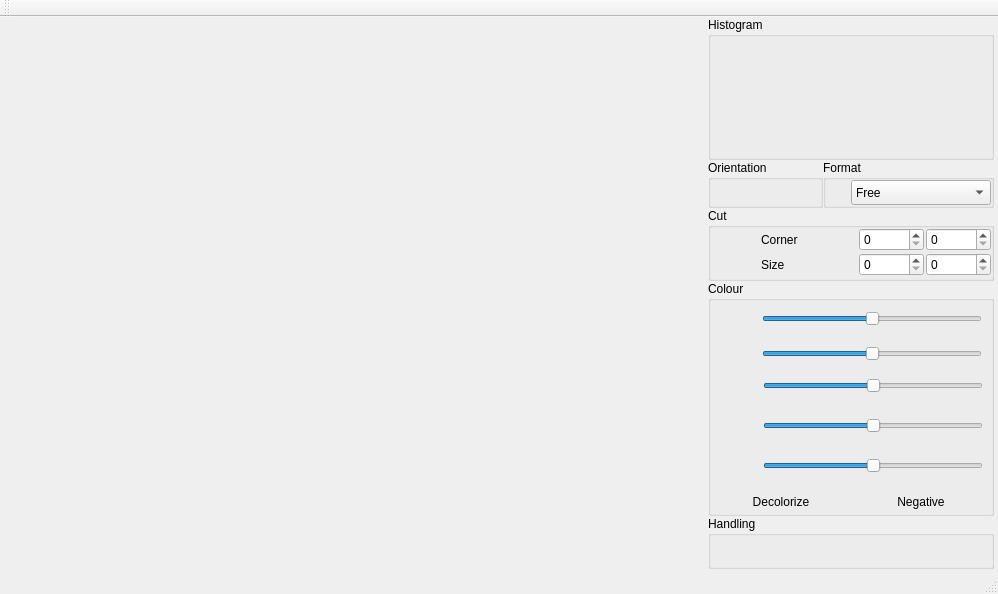
stassemionov/ImageViewer, file interface/mainwindow.ui: the form before one commit.
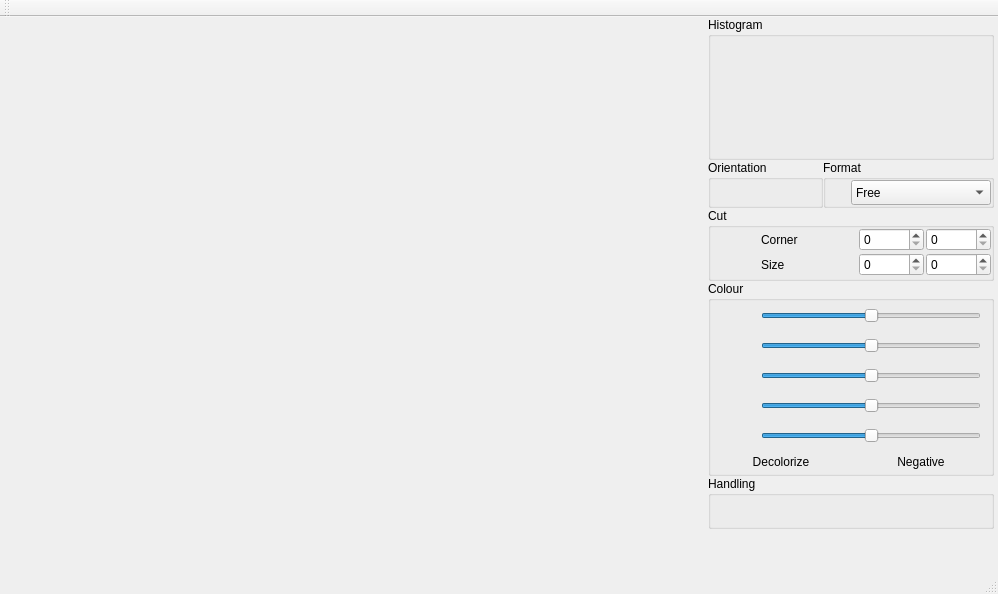
The form after the commit. Icons and pictures are not drawn.

```diff
--- a/interface/mainwindow.ui
+++ b/interface/mainwindow.ui
@@ -117,9 +117,9 @@
        <property name="geometry">
         <rect>
          <x>0</x>
-         <y>0</y>
+         <y>-11</y>
          <width>284</width>
-         <height>584</height>
+         <height>547</height>
         </rect>
        </property>
        <layout class="QVBoxLayout" name="verticalLayout_7">
@@ -270,16 +270,22 @@
                   </property>
                   <item>
                    <widget class="QLabel" name="label_2">
+                    <property name="sizePolicy">
+                     <sizepolicy hsizetype="Fixed" vsizetype="Fixed">
+                      <horstretch>0</horstretch>
+                      <verstretch>0</verstretch>
+                     </sizepolicy>
+                    </property>
                     <property name="minimumSize">
                      <size>
-                      <width>35</width>
-                      <height>35</height>
+                      <width>30</width>
+                      <height>30</height>
                      </size>
                     </property>
                     <property name="maximumSize">
                      <size>
-                      <width>35</width>
-                      <height>35</height>
+                      <width>30</width>
+                      <height>30</height>
                      </size>
                     </property>
                     <property name="toolTip">
@@ -342,16 +348,22 @@
                   </property>
                   <item>
                    <widget class="QLabel" name="label_3">
+                    <property name="sizePolicy">
+                     <sizepolicy hsizetype="Fixed" vsizetype="Fixed">
+                      <horstretch>0</horstretch>
+                      <verstretch>0</verstretch>
+                     </sizepolicy>
+                    </property>
                     <property name="minimumSize">
                      <size>
-                      <width>35</width>
-                      <height>35</height>
+                      <width>30</width>
+                      <height>30</height>
                      </size>
                     </property>
                     <property name="maximumSize">
                      <size>
-                      <width>35</width>
-                      <height>35</height>
+                      <width>30</width>
+                      <height>30</height>
                      </size>
                     </property>
                     <property name="toolTip">
@@ -409,8 +421,11 @@
                 </item>
                 <item>
                  <layout class="QHBoxLayout" name="horizontalLayout_9">
+                  <property name="spacing">
+                   <number>0</number>
+                  </property>
                   <property name="bottomMargin">
-                   <number>10</number>
+                   <number>0</number>
                   </property>
                   <item>
                    <widget class="QLabel" name="label_5">
@@ -481,8 +496,11 @@
                 </item>
                 <item>
                  <layout class="QHBoxLayout" name="horizontalLayout_10">
+                  <property name="spacing">
+                   <number>0</number>
+                  </property>
                   <property name="bottomMargin">
-                   <number>10</number>
+                   <number>0</number>
                   </property>
                   <item>
                    <widget class="QLabel" name="label_6">
@@ -554,10 +572,10 @@
                 <item>
                  <layout class="QHBoxLayout" name="horizontalLayout_11">
                   <property name="spacing">
-                   <number>10</number>
+                   <number>0</number>
                   </property>
                   <property name="bottomMargin">
-                   <number>10</number>
+                   <number>0</number>
                   </property>
                   <item>
                    <widget class="QLabel" name="label_7">
```
